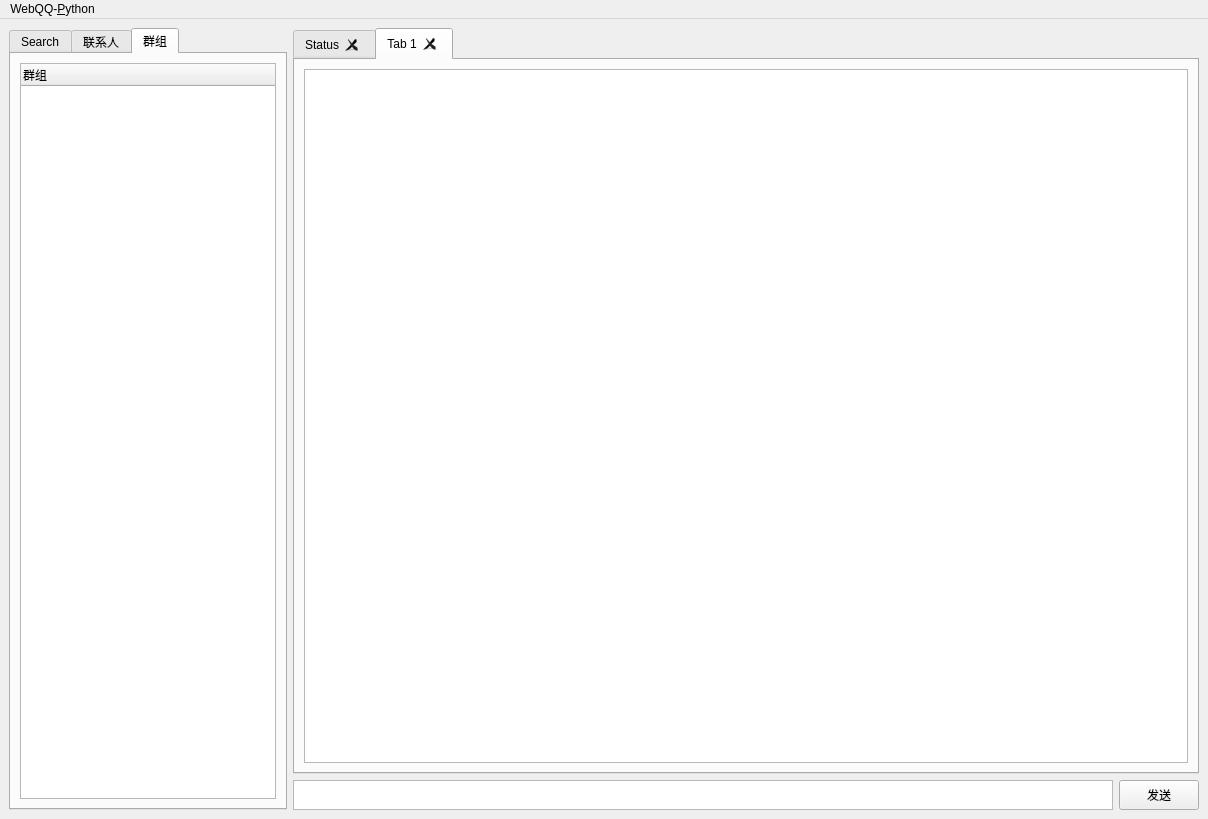
xz-dev/cqchat, file main.ui: the form before one commit.
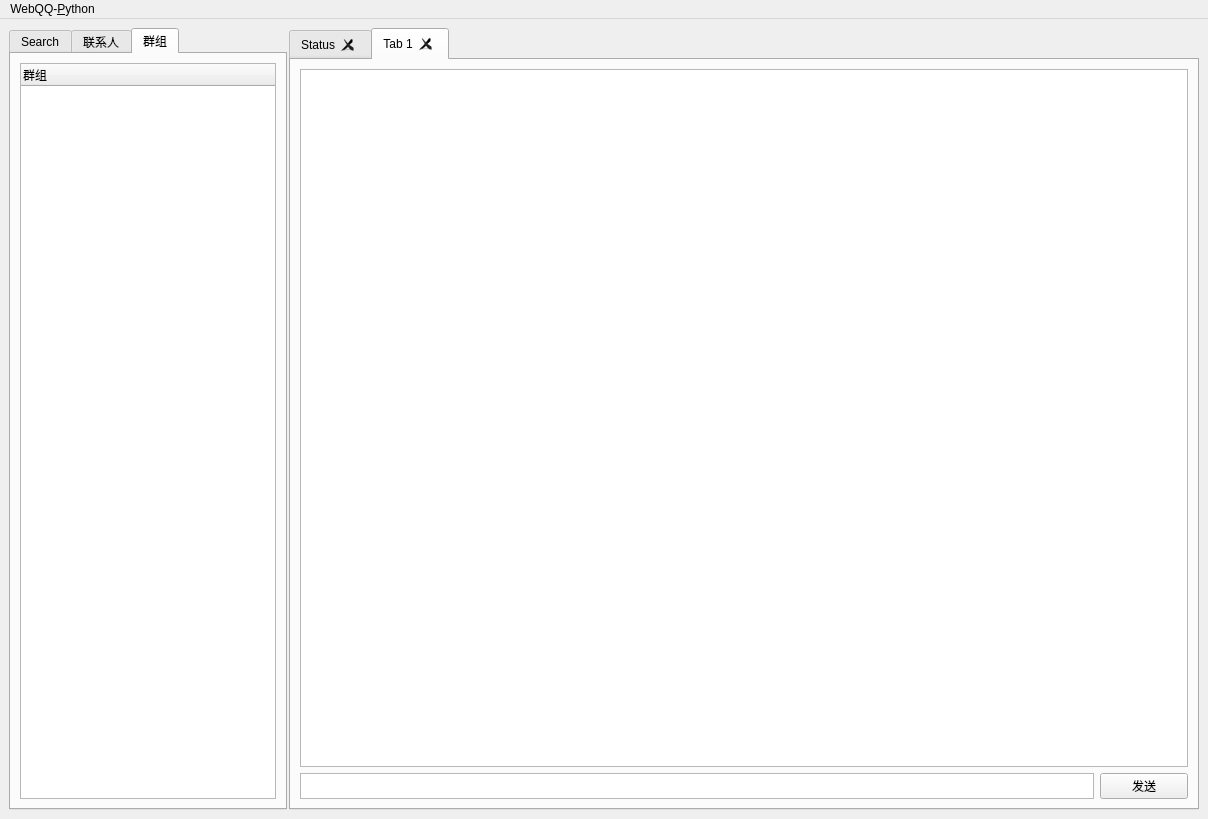
The form after the commit. The open tabs and pages were chosen to show the change. Icons and pictures are not drawn.

Patch:
```diff
--- a/main.ui
+++ b/main.ui
@@ -21,6 +21,9 @@
    <layout class="QGridLayout" name="gridLayout">
     <item row="0" column="0">
      <layout class="QHBoxLayout" name="horizontalLayout_2" stretch="1,3">
+      <property name="spacing">
+       <number>2</number>
+      </property>
       <item>
        <widget class="QTabWidget" name="contactTabWidget">
         <property name="sizePolicy">
@@ -150,7 +153,7 @@
        </widget>
       </item>
       <item>
-       <layout class="QVBoxLayout" name="verticalLayout" stretch="19,1">
+       <layout class="QVBoxLayout" name="verticalLayout" stretch="19">
         <item>
          <widget class="QTabWidget" name="chatTabWidget">
           <property name="currentIndex">
@@ -166,7 +169,7 @@
            <attribute name="title">
             <string>Status</string>
            </attribute>
-           <layout class="QHBoxLayout" name="horizontalLayout">
+           <layout class="QVBoxLayout" name="verticalLayout_5">
             <item>
              <widget class="QListWidget" name="statusListWidget"/>
             </item>
@@ -176,9 +179,9 @@
            <attribute name="title">
             <string>Tab 1</string>
            </attribute>
-           <layout class="QHBoxLayout" name="horizontalLayout_3">
+           <layout class="QVBoxLayout" name="verticalLayout_6">
             <item>
-             <widget class="QListWidget" name="messageListWidget">
+             <widget class="QListWidget" name="MessageListWidget">
               <property name="sizePolicy">
                <sizepolicy hsizetype="Expanding" vsizetype="Expanding">
                 <horstretch>0</horstretch>
@@ -193,14 +196,10 @@
               </property>
              </widget>
             </item>
-           </layout>
-          </widget>
-         </widget>
-        </item>
         <item>
-         <layout class="QHBoxLayout" name="sendLayout" stretch="9,0">
+             <layout class="QHBoxLayout" name="horizontalLayout" stretch="9,1">
           <item>
-           <widget class="QTextEdit" name="inputBox">
+               <widget class="QTextEdit" name="InputBox">
             <property name="sizePolicy">
              <sizepolicy hsizetype="Expanding" vsizetype="Ignored">
               <horstretch>0</horstretch>
@@ -228,7 +227,7 @@
            </widget>
           </item>
           <item>
-           <widget class="QPushButton" name="sendButton">
+               <widget class="QPushButton" name="SendButton">
             <property name="sizePolicy">
              <sizepolicy hsizetype="Expanding" vsizetype="Fixed">
               <horstretch>0</horstretch>
@@ -255,6 +254,10 @@
          </layout>
         </item>
        </layout>
+          </widget>
+         </widget>
+        </item>
+       </layout>
       </item>
      </layout>
     </item>
```
Left out of the diff: 26 changed lines with no effect on the pictures. Lines whose indentation alone changed are shown as unchanged.
